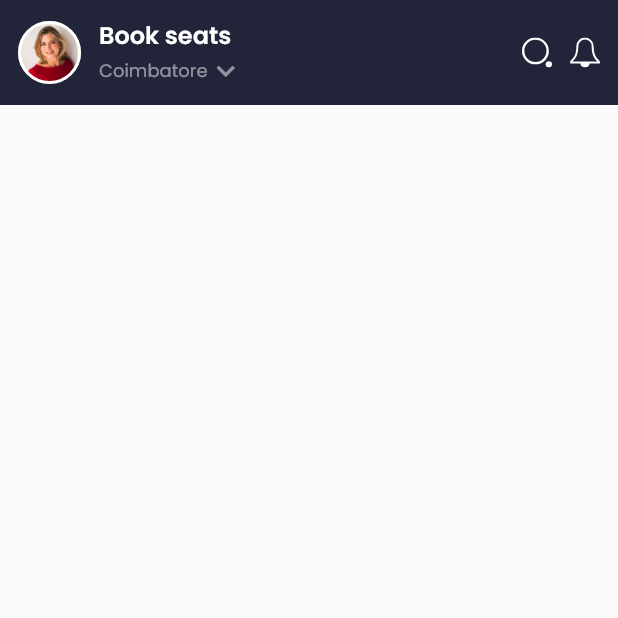
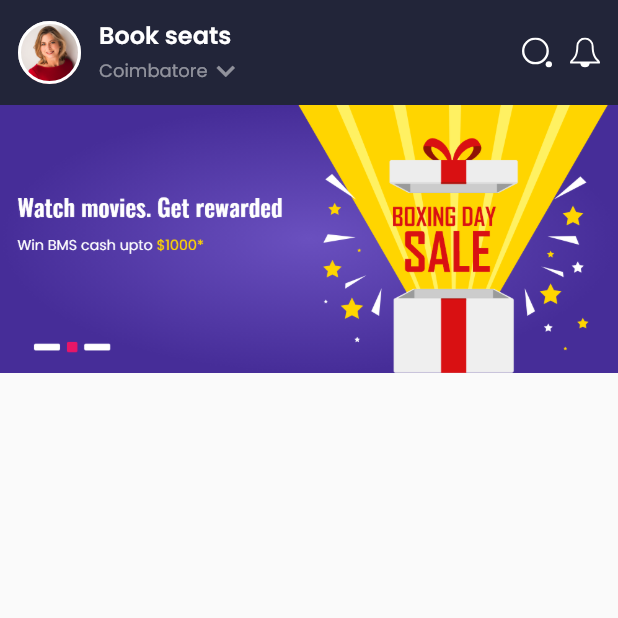
Before and after one commit to KhoaSuperman/findseat, a Flutter app: the screen it shows after launch, on a phone screen of 412 x 824 dp, the top half of it. Run offline on Flutter 3.47's test engine with Material 2 defaults, Android fonts, the phone set to English and light mode, and no system bars; our stand-ins replace flutter_svg.

Commit message:
[Home] add home banner

```diff
--- a/lib/presentation/screen/home/widget_home_banner.dart
+++ b/lib/presentation/screen/home/widget_home_banner.dart
@@ -3,6 +3,10 @@ import 'package:flutter/material.dart';
 class WidgetHomeBanner extends StatelessWidget {
   @override
   Widget build(BuildContext context) {
-    return Container();
+    return Container(
+      child: Image.asset("images/banner1.png",
+        fit: BoxFit.contain,
+      ),
+    );
   }
 }
```
Also changed, not shown: images/banner1.png.
